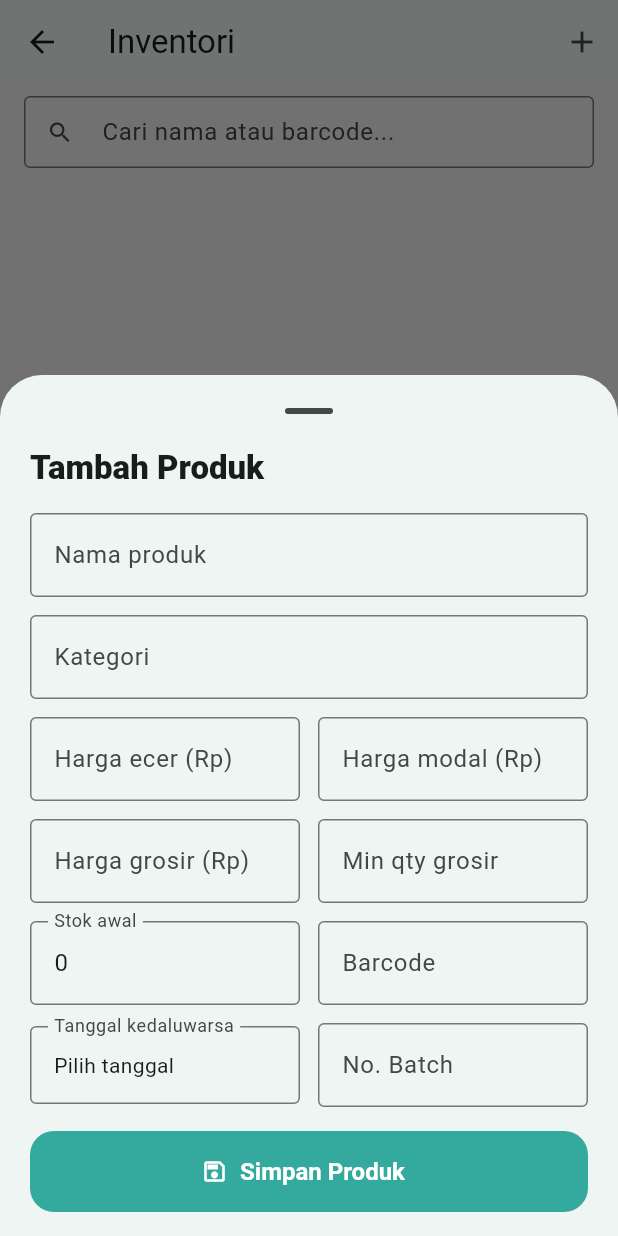
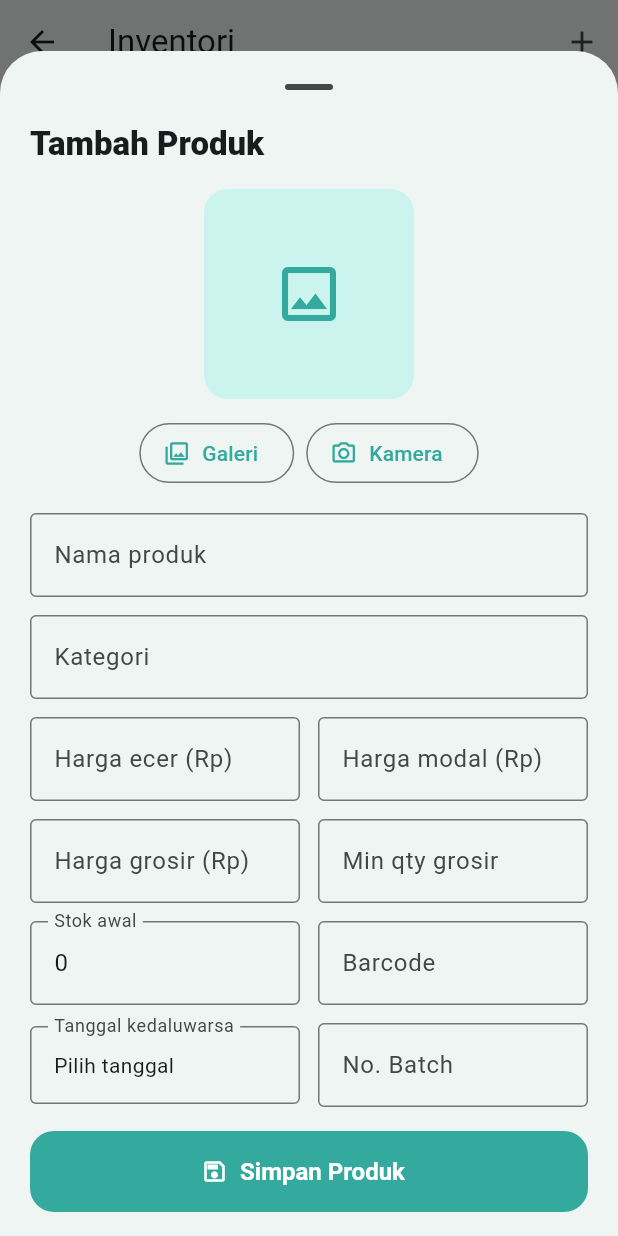
Before and after one commit to muhammadhanifalhazmi/aksy, a Flutter app: the InventoryScreen screen opened directly, after a tap on the "add" icon, on a phone screen of 412 x 824 dp. Run offline on Flutter 3.47's test engine with Material 3 defaults, Android fonts, the phone set to English and light mode, and no system bars; our stand-ins replace image_picker; missing offline and left inert: mobile_scanner.

Commit message:
tambah fitur ambil gambar di tambah produk

```diff
--- a/lib/features/inventory/screens/inventory_screen.dart
+++ b/lib/features/inventory/screens/inventory_screen.dart
@@ -1,5 +1,8 @@
+import 'dart:io';
+
 import 'package:flutter/material.dart';
 import 'package:flutter/services.dart';
+import 'package:image_picker/image_picker.dart';
 
 import '../../../core/data/app_store.dart';
 import '../../../core/utils/currency_formatter.dart';
@@ -125,11 +128,91 @@ class _EmptyInventory extends StatelessWidget {
   }
 }
 
+class _ProductImagePicker extends StatelessWidget {
+  const _ProductImagePicker({
+    required this.imagePath,
+    required this.onGallery,
+    required this.onCamera,
+    required this.onRemove,
+  });
+
+  final String? imagePath;
+  final VoidCallback onGallery;
+  final VoidCallback onCamera;
+  final VoidCallback? onRemove;
+
+  @override
+  Widget build(BuildContext context) {
+    final theme = Theme.of(context);
+    return Column(
+      mainAxisSize: MainAxisSize.min,
+      children: [
+        ClipRRect(
+          borderRadius: BorderRadius.circular(16),
+          child: SizedBox(
+            width: 140,
+            height: 140,
+            child: imagePath != null
+                ? Image.file(
+                    File(imagePath!),
+                    fit: BoxFit.cover,
+                    errorBuilder: (_, _, _) => _placeholder(theme),
+                  )
+                : _placeholder(theme),
+          ),
+        ),
+        const SizedBox(height: 12),
+        Wrap(
+          spacing: 8,
+          runSpacing: 8,
+          alignment: WrapAlignment.center,
+          children: [
+            OutlinedButton.icon(
+              onPressed: onGallery,
+              icon: const Icon(Icons.photo_library_outlined, size: 18),
+              label: const Text('Galeri'),
+            ),
+            OutlinedButton.icon(
+              onPressed: onCamera,
+              icon: const Icon(Icons.photo_camera_outlined, size: 18),
+              label: const Text('Kamera'),
+            ),
+            if (onRemove != null)
+              TextButton.icon(
+                onPressed: onRemove,
+                icon: const Icon(Icons.delete_outline, size: 18),
+                label: const Text('Hapus'),
+              ),
+          ],
+        ),
+      ],
+    );
+  }
+
+  Widget _placeholder(ThemeData theme) {
+    return Container(
+      color: theme.colorScheme.primaryContainer.withValues(alpha: 0.45),
+      child: Icon(
+        Icons.image_outlined,
+        size: 48,
+        color: theme.colorScheme.primary,
+      ),
+    );
+  }
+}
+
 class _InventoryCard extends StatelessWidget {
   const _InventoryCard({required this.product, required this.onTap});
 
   final Product product;
   final VoidCallback onTap;
+
+  Widget _thumbPlaceholder(ThemeData theme) {
+    return Container(
+      color: theme.colorScheme.primaryContainer.withValues(alpha: 0.45),
+      child: Icon(product.icon, color: theme.colorScheme.primary),
+    );
+  }
 
   @override
   Widget build(BuildContext context) {
@@ -147,15 +230,19 @@ class _InventoryCard extends StatelessWidget {
           child: Row(
             crossAxisAlignment: CrossAxisAlignment.start,
             children: [
-              Container(
+              SizedBox(
                 width: 46,
                 height: 46,
-                decoration: BoxDecoration(
-                  color: theme.colorScheme.primaryContainer
-                      .withValues(alpha: 0.45),
+                child: ClipRRect(
                   borderRadius: BorderRadius.circular(12),
+                  child: product.imagePath != null
+                      ? Image.file(
+                          File(product.imagePath!),
+                          fit: BoxFit.cover,
+                          errorBuilder: (_, _, _) => _thumbPlaceholder(theme),
+                        )
+                      : _thumbPlaceholder(theme),
                 ),
-                child: Icon(product.icon, color: theme.colorScheme.primary),
               ),
               const SizedBox(width: 12),
               Expanded(
@@ -281,6 +368,7 @@ class _ProductFormSheetState extends State<_ProductFormSheet> {
   late final TextEditingController _batchNumber;
   DateTime? _expiryDate;
   IconData _icon = Icons.inventory_2;
+  String? _imagePath;
 
   bool get _hasWholesale => _wholesalePrice.text.isNotEmpty;
 
@@ -303,6 +391,7 @@ class _ProductFormSheetState extends State<_ProductFormSheet> {
     _batchNumber = TextEditingController(text: p?.batchNumber ?? '');
     _expiryDate = p?.expiryDate;
     _icon = p?.icon ?? _icon;
+    _imagePath = p?.imagePath;
   }
 
   @override
@@ -317,6 +406,17 @@ class _ProductFormSheetState extends State<_ProductFormSheet> {
     _stock.dispose();
     _batchNumber.dispose();
     super.dispose();
+  }
+
+  Future<void> _pickImage(ImageSource source) async {
+    final picked = await ImagePicker().pickImage(
+      source: source,
+      maxWidth: 1200,
+      maxHeight: 1200,
+      imageQuality: 85,
+    );
+    if (picked == null || !mounted) return;
+    setState(() => _imagePath = picked.path);
   }
 
   Future<void> _pickDate() async {
@@ -358,6 +458,7 @@ class _ProductFormSheetState extends State<_ProductFormSheet> {
       minWholesaleQty: minQty,
       costPrice: int.tryParse(_costPrice.text.trim()),
       barcode: _barcode.text.trim().isEmpty ? null : _barcode.text.trim(),
+      imagePath: _imagePath,
       stock: int.tryParse(_stock.text.trim()) ?? 0,
       expiryDate: _expiryDate,
       batchNumber: _batchNumber.text.trim().isEmpty
@@ -397,6 +498,17 @@ class _ProductFormSheetState extends State<_ProductFormSheet> {
                   isNew ? 'Tambah Produk' : 'Edit Produk',
                   style: theme.textTheme.titleLarge?.copyWith(
                     fontWeight: FontWeight.w800,
+                  ),
+                ),
+                const SizedBox(height: 16),
+                Center(
+                  child: _ProductImagePicker(
+                    imagePath: _imagePath,
+                    onGallery: () => _pickImage(ImageSource.gallery),
+                    onCamera: () => _pickImage(ImageSource.camera),
+                    onRemove: _imagePath == null
+                        ? null
+                        : () => setState(() => _imagePath = null),
                   ),
                 ),
                 const SizedBox(height: 16),
--- a/lib/features/pos/models/product.dart
+++ b/lib/features/pos/models/product.dart
@@ -11,6 +11,7 @@ class Product {
     this.minWholesaleQty,
     this.costPrice,
     this.barcode,
+    this.imagePath,
     this.stock = 0,
     this.expiryDate,
     this.batchNumber,
@@ -25,6 +26,7 @@ class Product {
   final int? minWholesaleQty;
   final int? costPrice;
   final String? barcode;
+  final String? imagePath;
   final int stock;
   final DateTime? expiryDate;
   final String? batchNumber;
@@ -59,6 +61,7 @@ class Product {
     int? minWholesaleQty,
     int? costPrice,
     String? barcode,
+    String? imagePath,
     int? stock,
     DateTime? expiryDate,
     String? batchNumber,
@@ -73,6 +76,7 @@ class Product {
       minWholesaleQty: minWholesaleQty ?? this.minWholesaleQty,
       costPrice: costPrice ?? this.costPrice,
       barcode: barcode ?? this.barcode,
+      imagePath: imagePath ?? this.imagePath,
       stock: stock ?? this.stock,
       expiryDate: expiryDate ?? this.expiryDate,
       batchNumber: batchNumber ?? this.batchNumber,
--- a/pubspec.yaml
+++ b/pubspec.yaml
@@ -35,6 +35,7 @@ dependencies:
   # Use with the CupertinoIcons class for iOS style icons.
   cupertino_icons: ^1.0.8
   mobile_scanner: ^7.4.2
+  image_picker: ^1.2.1
 
 dev_dependencies:
   flutter_test:
```
Also changed, not shown: lib/features/pos/screens/pos_main_screen.dart (+22 -12 lines), pubspec.lock, 6 other files.
